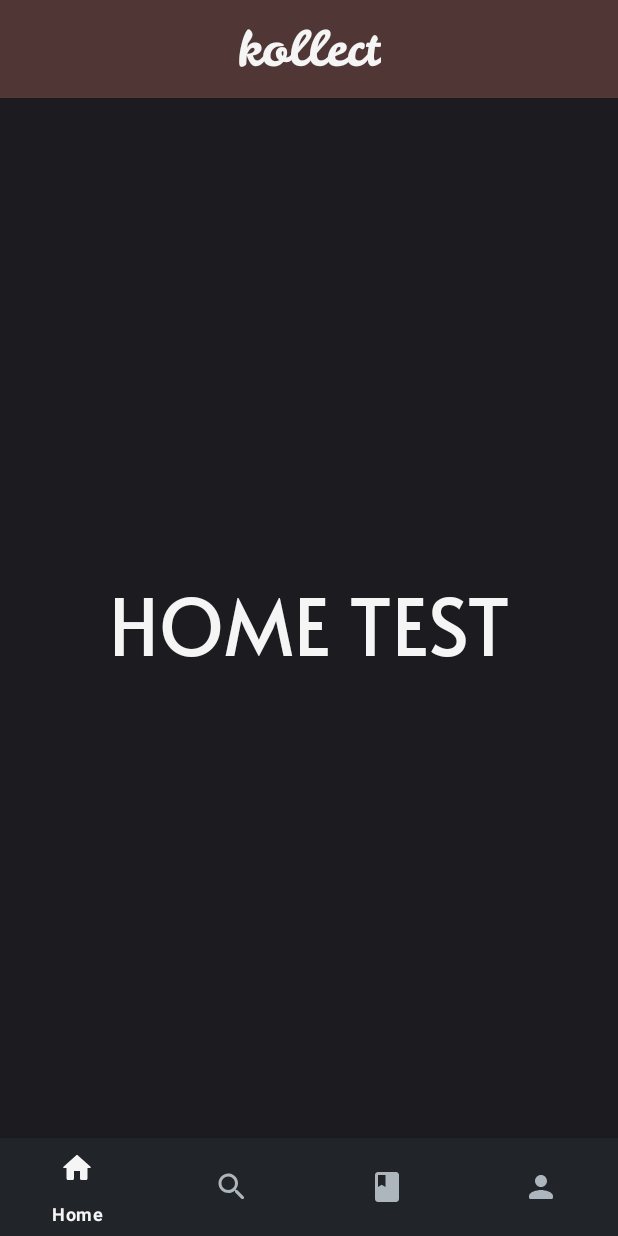
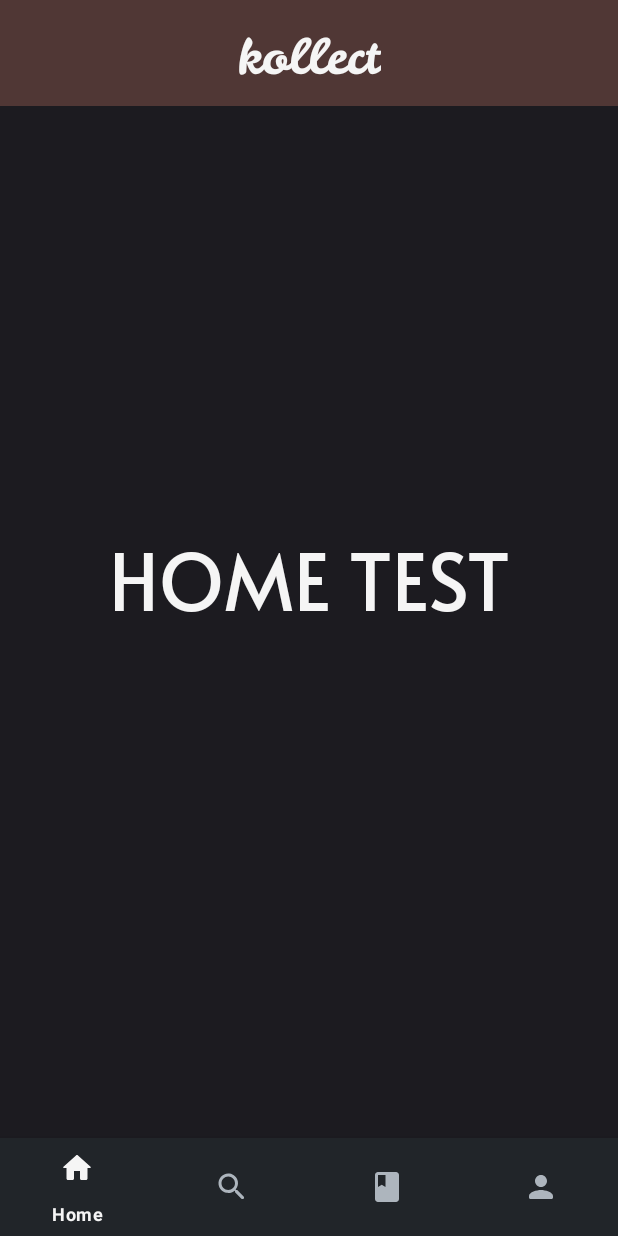
Before and after one commit to kubixDev/Kollect, an Android app: the screen it shows after launch (MainActivity), on a phone screen of 412 x 824 dp. Run offline under Robolectric (Android 15) with nearby library versions, the phone set to English and light mode, and no system bars; our stand-ins replace sdp/ssp sizes.

Commit message:
fixed the status bar being too short

```diff
--- a/app/src/main/res/layout/activity_main.xml
+++ b/app/src/main/res/layout/activity_main.xml
@@ -7,15 +7,26 @@
     android:background="?attr/colorPrimary"
     tools:context=".MainActivity">
 
+    <LinearLayout
+        android:id="@+id/statusBarFix"
+        android:layout_width="match_parent"
+        android:layout_height="@dimen/_4sdp"
+        app:layout_constraintTop_toTopOf="parent"
+        app:layout_constraintStart_toStartOf="parent"
+        app:layout_constraintEnd_toEndOf="parent"
+        app:layout_constraintBottom_toTopOf="@id/flFragment"
+        android:background="@color/darkbrown">
+    </LinearLayout>
+
     <FrameLayout
         android:id="@+id/flFragment"
         android:layout_width="match_parent"
-        android:layout_height="match_parent"
+        android:layout_height="0dp"
         app:layout_constraintBottom_toTopOf="@+id/bottomNavigationView"
         app:layout_constraintEnd_toEndOf="parent"
         app:layout_constraintHorizontal_bias="0.5"
         app:layout_constraintStart_toStartOf="parent"
-        app:layout_constraintTop_toTopOf="parent" />
+        app:layout_constraintTop_toBottomOf="@id/statusBarFix" />
 
     <com.google.android.material.bottomnavigation.BottomNavigationView
         android:id="@+id/bottomNavigationView"
--- a/app/src/main/res/layout/fragment_search.xml
+++ b/app/src/main/res/layout/fragment_search.xml
@@ -15,7 +15,7 @@
         android:background="@drawable/rounded_background"
         android:layout_marginStart="@dimen/_18sdp"
         android:layout_marginEnd="@dimen/_18sdp"
-        android:layout_marginTop="@dimen/_20sdp"
+        android:layout_marginTop="@dimen/_30sdp"
         android:backgroundTint="@color/gray"
         android:id="@+id/searchLayout">
 
--- a/app/src/main/res/values-night/themes.xml
+++ b/app/src/main/res/values-night/themes.xml
@@ -12,7 +12,7 @@
         <item name="colorOnSecondary">@color/brown</item>
 
         <!-- Status bar color -->
-        <item name="android:statusBarColor">?attr/colorPrimary</item>
+        <item name="android:statusBarColor">?attr/colorSecondaryVariant</item>
         <item name="android:windowLightStatusBar">false</item>
 
     </style>
--- a/app/src/main/res/values/themes.xml
+++ b/app/src/main/res/values/themes.xml
@@ -12,7 +12,7 @@
         <item name="colorOnSecondary">@color/brown</item>
 
         <!-- Status bar color -->
-        <item name="android:statusBarColor">?attr/colorPrimary</item>
+        <item name="android:statusBarColor">?attr/colorSecondaryVariant</item>
         <item name="android:windowLightStatusBar">false</item>
 
     </style>
```
